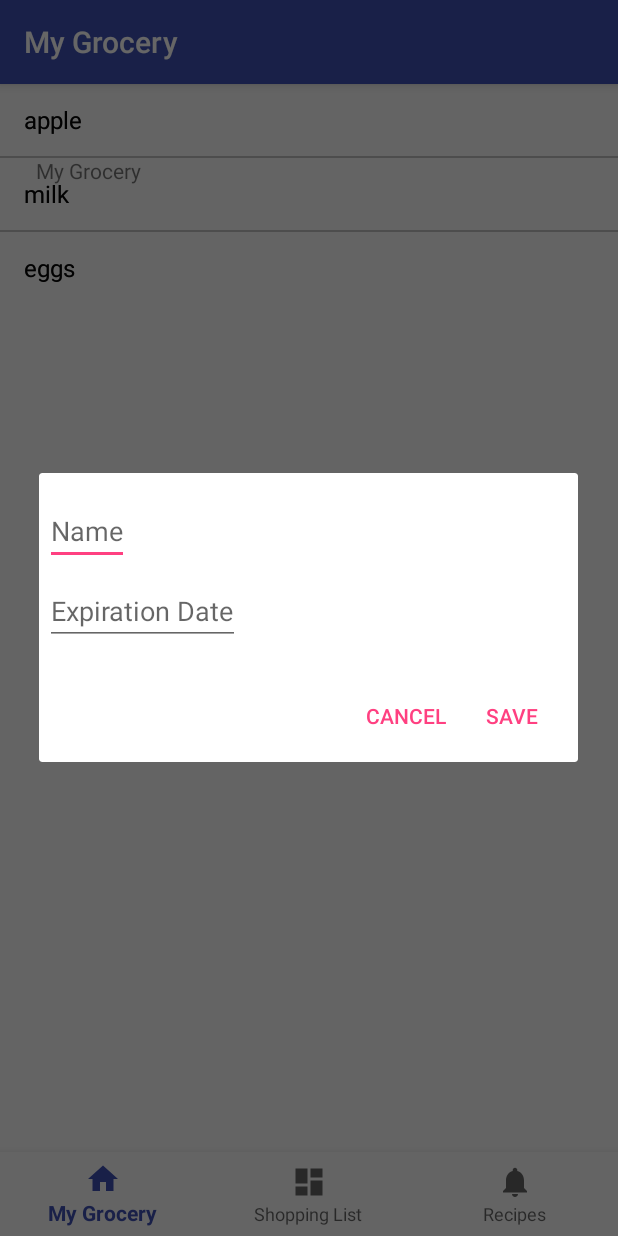
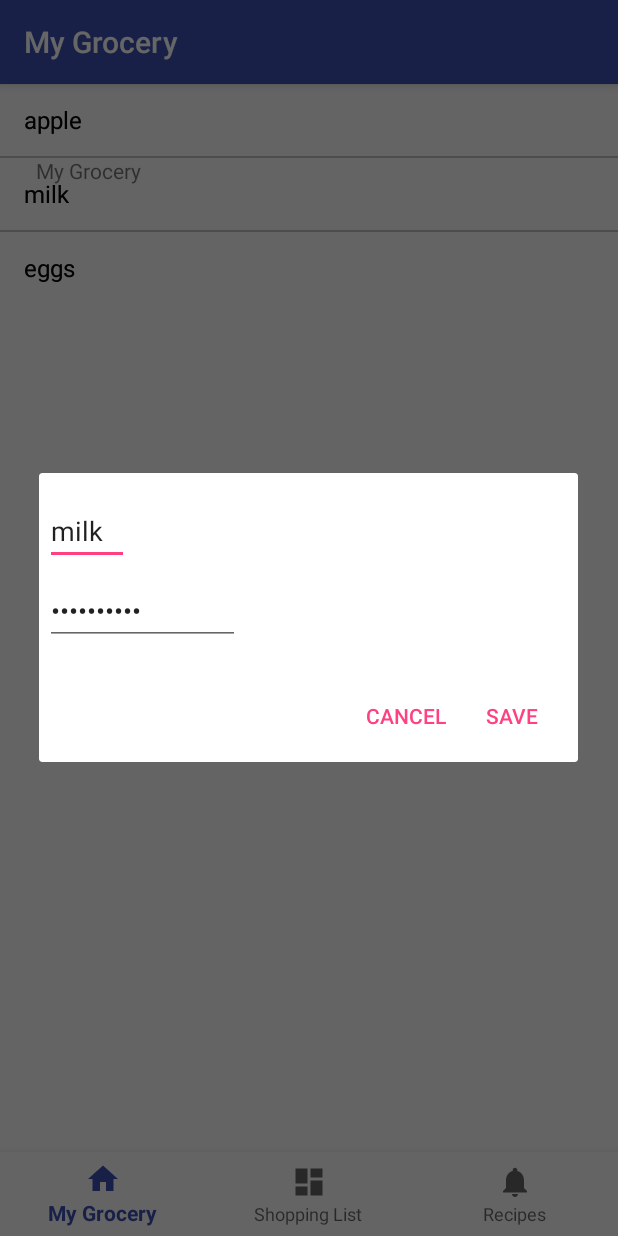
Before and after one commit to wang2262/grocery_assistant, an Android app: the screen it shows after launch (MainActivity), after a tap on "milk", on a phone screen of 412 x 824 dp. Run offline under Robolectric (Android 15) with nearby library versions, the phone set to English and light mode, and no system bars.

Commit message:
show item original name and expiration date on dialog

```diff
--- a/app/src/main/java/com/example/team22cs407/groceryassistant/MainActivity.java
+++ b/app/src/main/java/com/example/team22cs407/groceryassistant/MainActivity.java
@@ -67,9 +67,9 @@ public class MainActivity extends AppCompatActivity implements ModificationDialo
     public void onDialogPositiveClick(View view) {
         System.out.println("I AM IN POSITIVE");
         EditText nameView = view.findViewById(R.id.item_name);
-        System.out.println("name" + nameView.getText());
+        System.out.println("name: " + nameView.getText());
         EditText expirationView = view.findViewById(R.id.item_expiration);
-        System.out.println("name" + expirationView.getText());
+        System.out.println("expirationDate: " + expirationView.getText());
     }
     @Override
     public void onDialogNegativeClick(View view){
--- a/app/src/main/java/com/example/team22cs407/groceryassistant/ModificationDialogFragment.java
+++ b/app/src/main/java/com/example/team22cs407/groceryassistant/ModificationDialogFragment.java
@@ -10,6 +10,7 @@ import android.os.Bundle;
 import android.support.v4.app.DialogFragment;
 import android.view.LayoutInflater;
 import android.view.View;
+import android.widget.EditText;
 
 /**
  * Created by yuanyuanji on 2/11/18.
@@ -17,7 +18,8 @@ import android.view.View;
 
 public class ModificationDialogFragment extends DialogFragment {
     // Use this instance of the interface to deliver action events
-    ModificationDialogListener mListener;
+    private ModificationDialogListener mListener;
+    private View fragmentView;
 
     @Override
     public Dialog onCreateDialog(Bundle savedInstanceState) {
@@ -40,6 +42,19 @@ public class ModificationDialogFragment extends DialogFragment {
         LayoutInflater inflater = getActivity().getLayoutInflater();
 
         final View view = inflater.inflate(R.layout.dialog_modification, null);
+        // get arguments for item_name, expiration date
+        String item_name = "";
+        String expiration_date = "mm/dd/yyyy";
+        Bundle args = getArguments();
+        if (args != null) {
+           item_name = args.getString("item_name", "");
+           expiration_date = args.getString("expiration_date", "mm/dd/yyyy");
+        }
+        EditText nameView = view.findViewById(R.id.item_name);
+        nameView.setText(item_name);
+        EditText expirationView = view.findViewById(R.id.item_expiration);
+        expirationView.setText(expiration_date);
+
         // Inflate and set the layout for the dialog
         builder.setView(view)
                 // Add action buttons
@@ -58,8 +73,8 @@ public class ModificationDialogFragment extends DialogFragment {
         /*
         to do :
         phase 1:
-        1. pass text view result back to MyGroceryFragment
-        2. show item original name and expiration date on EditText
+        1. pass text view result back to activity. (Done)
+        2. show item original name and expiration date on EditText. (At lease show name for now)
         3. make text view have title on the left
         4. have an icon on the top and buttons to make it pretty.
         phase 2:
@@ -87,4 +102,11 @@ public class ModificationDialogFragment extends DialogFragment {
                     + " must implement ModificationDialogListener");
         }
     }
+
+    public View getFragmentView() {
+        return  fragmentView;
+    }
+    public void setFragmentView(View view){
+        fragmentView = view;
+    }
 }
--- a/app/src/main/java/com/example/team22cs407/groceryassistant/MyGroceryFragment.java
+++ b/app/src/main/java/com/example/team22cs407/groceryassistant/MyGroceryFragment.java
@@ -12,6 +12,7 @@ import android.widget.AdapterView;
 import android.widget.ArrayAdapter;
 import android.widget.EditText;
 import android.widget.ListView;
+import android.widget.TextView;
 
 /**
  * Created by yuanyuanji on 2/6/18.
@@ -38,6 +39,10 @@ public class MyGroceryFragment extends Fragment {
             public void onItemClick(AdapterView<?> adapterView, View view, int i, long l) {
                 //Toast.makeText(getActivity(), ((TextView) view).getText(), Toast.LENGTH_SHORT).show();
                 ModificationDialogFragment dialog = new ModificationDialogFragment();
+                Bundle bundle = new Bundle();
+                bundle.putString("item_name", (String)((TextView) view).getText());
+                bundle.putString("expiration_date", "01/12/2018");
+                dialog.setArguments(bundle);
                 FragmentManager fragmentManager = getFragmentManager();
                 dialog.show(fragmentManager, "ModificationDialogFragment");
 
```
